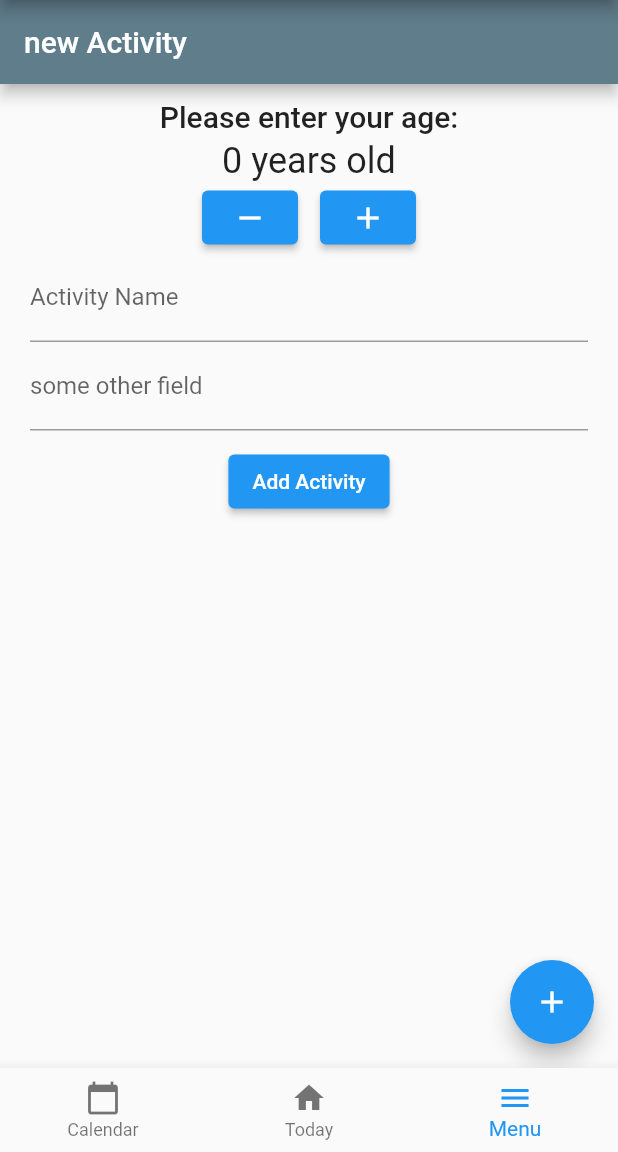
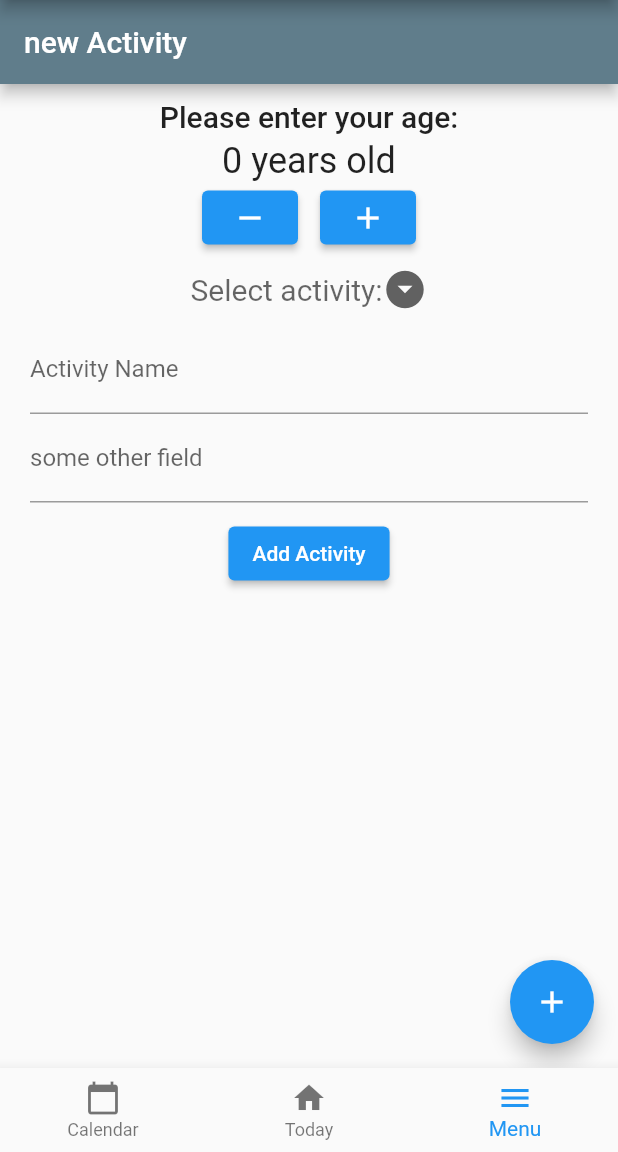
Before and after one commit to vir-technologies/StaySafeUwu, a Flutter app: the screen it shows after launch, item 3 of the bottom bar chosen, on a phone screen of 412 x 824 dp, the part 84-1236 px from its top. Run offline on Flutter 3.47's test engine with Material 2 defaults, Android fonts, the light colour scheme and no system bars; our stand-ins replace flutter_calendar_carousel.

Commit message:
added dropdown button for choosing activity

```diff
--- a/hackon/lib/widgets/ActivityAdder.dart
+++ b/hackon/lib/widgets/ActivityAdder.dart
@@ -1,4 +1,5 @@
 import 'package:flutter/material.dart';
+import '../model/Activity.dart';
 
 // MENU
 int weight = 0;
@@ -30,6 +31,8 @@ class _ActivityAdderState extends State<ActivityAdder> {
   final otherController = TextEditingController();
 
   int _counter = 0;
+  Object? chosenValue;
+  List<Object> activityList = [Exercise, Drink, Minigame];
 
   @override
   void dispose() {
@@ -129,6 +132,30 @@ class _ActivityAdderState extends State<ActivityAdder> {
                 ],
               ),
             ),
+            DropdownButton(
+              hint: Text("Select activity:"),
+              dropdownColor: Colors.white,
+              icon: Icon(Icons.arrow_drop_down_circle),
+              iconSize: 30,
+              // isExpanded: true,
+              underline: SizedBox(),
+              style: TextStyle(
+                color: Colors.black,
+                fontSize: 20,
+              ),
+              value: chosenValue,
+              onChanged: (newValue) {
+                setState(() {
+                  chosenValue = newValue!;
+                });
+              },
+              items: activityList.map((valueItem) {
+                return DropdownMenuItem(
+                  value: valueItem,
+                  child: Text(valueItem.toString()),
+                );
+              }).toList(),
+            ),
             Form(
               key: _formKey,
               child: Column(children: <Widget>[
```
